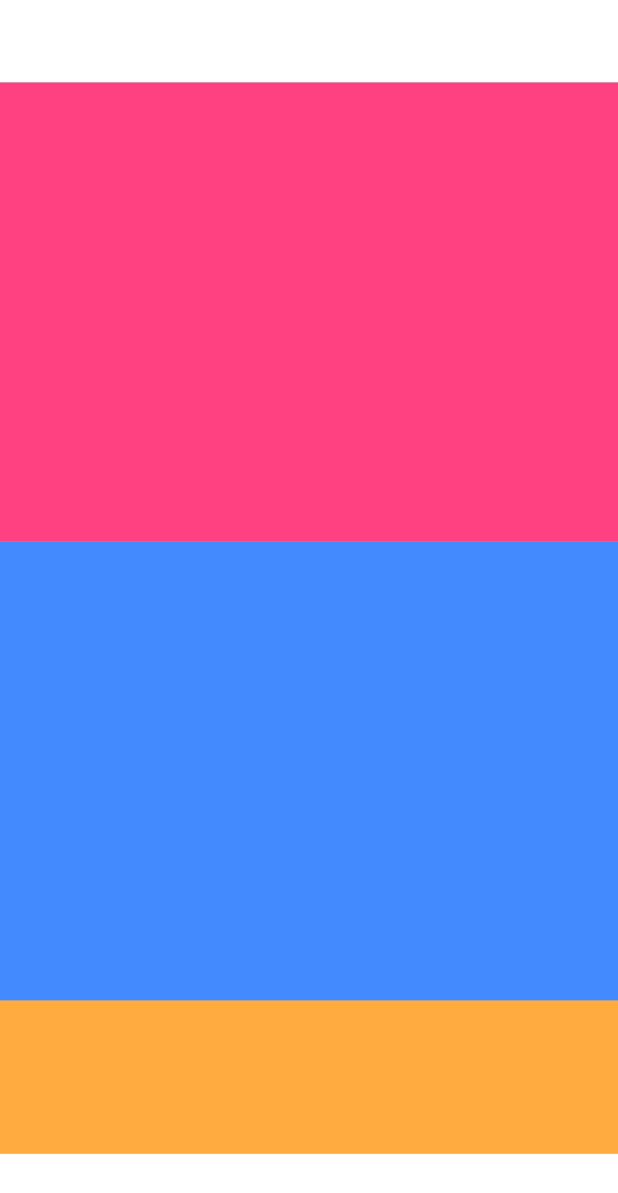
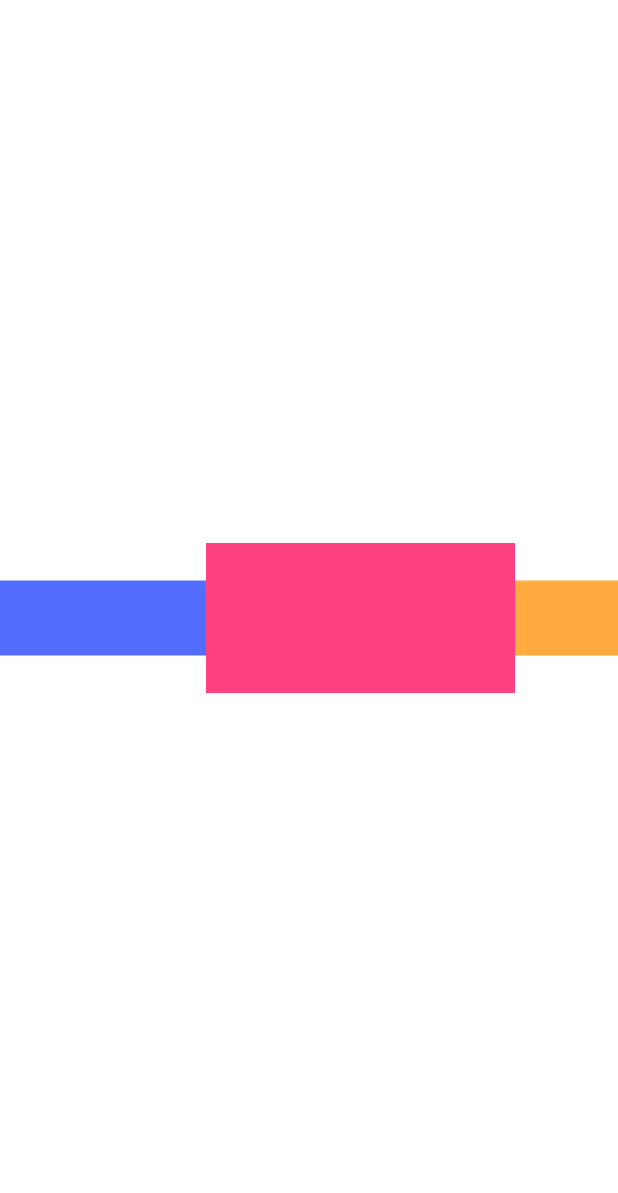
Before and after one commit to AngelCruzL/flutter-widgets, a Flutter app: the screen it shows after launch, on a phone screen of 412 x 824 dp. Shown: the top 1193 px of the screen. Run offline on Flutter 3.47's test engine with Material 2 defaults, Android fonts, the phone set to English and light mode, and no system bars.

Commit message:
Add row widget example

```diff
--- a/lib/main.dart
+++ b/lib/main.dart
@@ -2,7 +2,8 @@ import 'package:flutter/material.dart';
 
 // import 'widgets/text.dart';
 // import 'widgets/container.dart';
-import 'widgets/column.dart';
+// import 'widgets/column.dart';
+import 'widgets/row.dart';
 
 void main() {
   runApp(const MyApp());
@@ -14,6 +15,6 @@ class MyApp extends StatelessWidget {
   // This widget is the root of your application.
   @override
   Widget build(BuildContext context) {
-    return const MaterialApp(home: MyColumn());
+    return const MaterialApp(home: MyRow());
   }
 }
--- /dev/null
+++ b/lib/widgets/row.dart
@@ -0,0 +1,43 @@
+import 'package:flutter/material.dart';
+
+class MyRow extends StatelessWidget {
+  const MyRow({super.key});
+
+  @override
+  Widget build(BuildContext context) {
+    return Container(
+      color: Colors.white,
+      child: Center(
+        child: Row(
+          mainAxisAlignment: MainAxisAlignment.spaceBetween,
+          crossAxisAlignment: CrossAxisAlignment.center,
+          children: [
+            Expanded(
+              flex: 2,
+              child: Container(
+                height: 50,
+                width: 50,
+                color: Colors.indigoAccent,
+              ),
+            ),
+            Expanded(
+              flex: 3,
+              child: Container(
+                height: 100,
+                width: 50,
+                color: Colors.pinkAccent,
+              ),
+            ),
+            Expanded(
+              child: Container(
+                height: 50,
+                width: 50,
+                color: Colors.orangeAccent,
+              ),
+            ),
+          ],
+        ),
+      ),
+    );
+  }
+}
```
